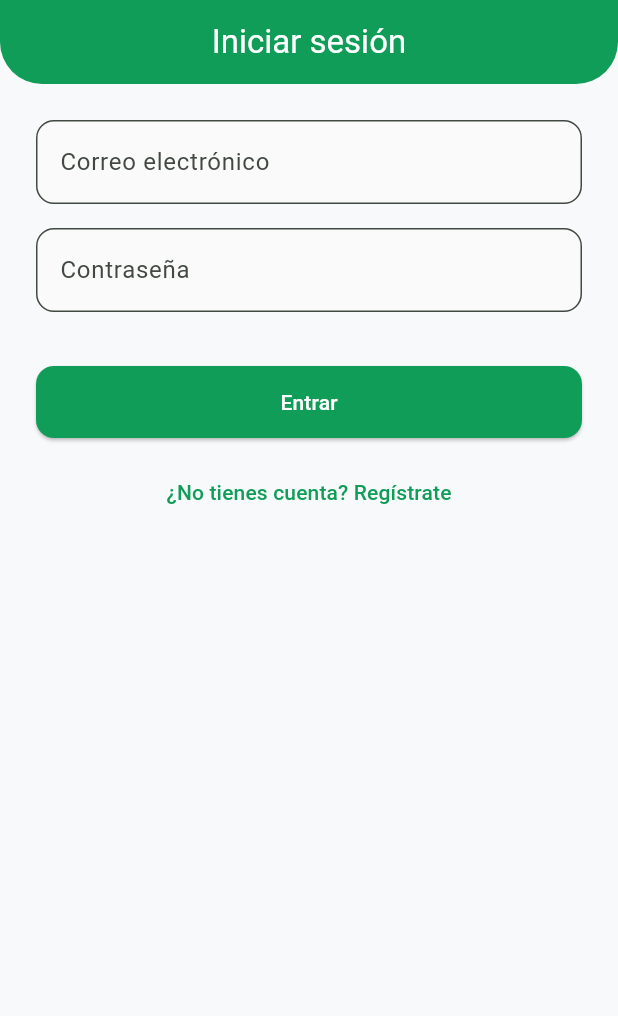
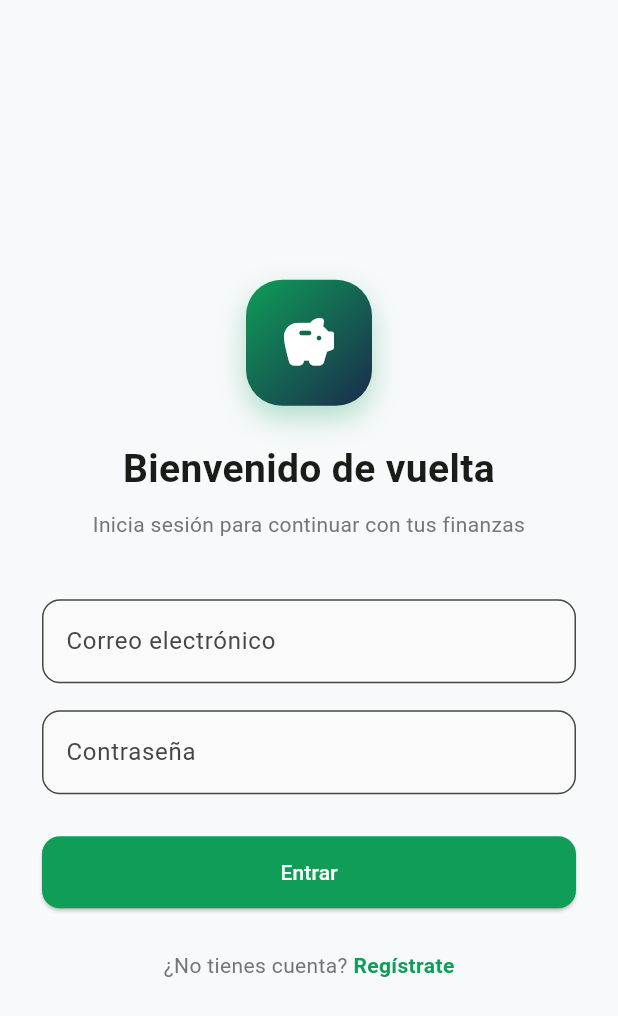
Before and after one commit to JuanMproyect/SaveFlow, a Flutter app: the screen it shows after launch, on a phone screen of 412 x 824 dp. Shown: the top 1016 px of the screen. Run offline on Flutter 3.47's test engine with Material 3 defaults, Android fonts, the phone set to English and light mode, and no system bars; our stand-ins replace cloud_firestore, firebase_auth, firebase_core, fl_chart; accounts and stored records are empty.

Commit message:
Mejorar pantalla de inicio de sesión con nuevo diseño y manejo de errores

```diff
--- a/lib/screens/auth/login_screen.dart
+++ b/lib/screens/auth/login_screen.dart
@@ -1,5 +1,6 @@
 import 'package:flutter/material.dart';
 import '../../services/auth_service.dart';
+import '../../ux/theme.dart';
 import '../../ux/widgets/custom_button.dart';
 import '../../ux/widgets/custom_input.dart';
 import 'register_screen.dart';
@@ -34,34 +35,99 @@ class _EstadoPantallaInicioSesion extends State<PantallaInicioSesion> {
       contrasena: _controladorContrasena.text.trim(),
     );
 
+    if (!mounted) return;
+
     setState(() => _cargando = false);
 
-    if (error != null) {
+    if (error != null && mounted) {
       setState(() => _mensajeError = error);
     }
-    // No navegamos manualmente: el StreamBuilder en main.dart
-    // detecta el cambio de sesión y muestra el Dashboard automáticamente.
+  }
+
+  @override
+  void dispose() {
+    _controladorCorreo.dispose();
+    _controladorContrasena.dispose();
+    super.dispose();
   }
 
   @override
   Widget build(BuildContext contexto) {
     return Scaffold(
-      appBar: AppBar(title: const Text('Iniciar sesión')),
-      body: Padding(
-        padding: const EdgeInsets.all(24.0),
-        child: Form(
+      resizeToAvoidBottomInset: true,
+      body: SafeArea(
+        child: Center(
+          child: SingleChildScrollView(
+            padding: const EdgeInsets.symmetric(horizontal: 28),
+            child: ConstrainedBox(
+              constraints: const BoxConstraints(maxWidth: 420),
+              child: Column(
+                mainAxisAlignment: MainAxisAlignment.center,
+                crossAxisAlignment: CrossAxisAlignment.stretch,
+                children: [
+                  const SizedBox(height: 40),
+
+                  // ── Encabezado con ícono ───────────────────────────
+                  Center(
+                    child: Container(
+                      width: 84,
+                      height: 84,
+                      decoration: BoxDecoration(
+                        gradient: const LinearGradient(
+                          begin: Alignment.topLeft,
+                          end: Alignment.bottomRight,
+                          colors: [
+                            TemaSaveFlow.verdeEsmeralda,
+                            TemaSaveFlow.azulMarino,
+                          ],
+                        ),
+                        borderRadius: BorderRadius.circular(24),
+                        boxShadow: [
+                          BoxShadow(
+                            color: TemaSaveFlow.verdeEsmeralda.withOpacity(0.3),
+                            blurRadius: 16,
+                            offset: const Offset(0, 8),
+                          ),
+                        ],
+                      ),
+                      child: const Icon(
+                        Icons.savings_rounded,
+                        color: Colors.white,
+                        size: 40,
+                      ),
+                    ),
+                  ),
+                  const SizedBox(height: 24),
+
+                  const Text(
+                    'Bienvenido de vuelta',
+                    textAlign: TextAlign.center,
+                    style: TextStyle(fontSize: 26, fontWeight: FontWeight.bold),
+                  ),
+                  const SizedBox(height: 8),
+                  Text(
+                    'Inicia sesión para continuar con tus finanzas',
+                    textAlign: TextAlign.center,
+                    style: TextStyle(fontSize: 14, color: Colors.grey.shade600),
+                  ),
+                  const SizedBox(height: 40),
+
+                  // ── Formulario ──────────────────────────────────────
+                  Form(
                     key: _llaveFormulario,
-          child: ListView(
+                    child: Column(
+                      crossAxisAlignment: CrossAxisAlignment.stretch,
                       children: [
                         CampoTexto(
                           controlador: _controladorCorreo,
                           etiqueta: 'Correo electrónico',
                           tipoTeclado: TextInputType.emailAddress,
-                validador: (valor) => valor == null || !valor.contains('@')
+                          validador: (valor) =>
+                              valor == null || !valor.contains('@')
                               ? 'Correo inválido'
                               : null,
                         ),
-              const SizedBox(height: 16),
+                        const SizedBox(height: 18),
                         CampoTexto(
                           controlador: _controladorContrasena,
                           etiqueta: 'Contraseña',
@@ -70,26 +136,79 @@ class _EstadoPantallaInicioSesion extends State<PantallaInicioSesion> {
                               ? 'Ingresa tu contraseña'
                               : null,
                         ),
-              const SizedBox(height: 24),
-              if (_mensajeError != null)
-                Text(_mensajeError!, style: const TextStyle(color: Colors.red)),
-              const SizedBox(height: 12),
+
+                        if (_mensajeError != null) ...[
+                          const SizedBox(height: 16),
+                          Container(
+                            padding: const EdgeInsets.symmetric(
+                              horizontal: 14,
+                              vertical: 10,
+                            ),
+                            decoration: BoxDecoration(
+                              color: Colors.red.shade50,
+                              borderRadius: BorderRadius.circular(10),
+                            ),
+                            child: Row(
+                              children: [
+                                const Icon(
+                                  Icons.error_outline,
+                                  color: Colors.red,
+                                  size: 18,
+                                ),
+                                const SizedBox(width: 8),
+                                Expanded(
+                                  child: Text(
+                                    _mensajeError!,
+                                    style: const TextStyle(
+                                      color: Colors.red,
+                                      fontSize: 13,
+                                    ),
+                                  ),
+                                ),
+                              ],
+                            ),
+                          ),
+                        ],
+
+                        const SizedBox(height: 28),
                         BotonPrincipal(
                           cargando: _cargando,
                           texto: 'Entrar',
                           alPresionar: _manejarInicioSesion,
                         ),
-              const SizedBox(height: 12),
-              TextButton(
-                onPressed: () => Navigator.push(
+                      ],
+                    ),
+                  ),
+
+                  const SizedBox(height: 28),
+                  Row(
+                    mainAxisAlignment: MainAxisAlignment.center,
+                    children: [
+                      Text(
+                        '¿No tienes cuenta? ',
+                        style: TextStyle(color: Colors.grey.shade600),
+                      ),
+                      GestureDetector(
+                        onTap: () => Navigator.push(
                           contexto,
                           MaterialPageRoute(
                             builder: (contexto) => const PantallaRegistro(),
                           ),
                         ),
-                child: const Text('¿No tienes cuenta? Regístrate'),
+                        child: const Text(
+                          'Regístrate',
+                          style: TextStyle(
+                            color: TemaSaveFlow.verdeEsmeralda,
+                            fontWeight: FontWeight.bold,
+                          ),
+                        ),
                       ),
                     ],
+                  ),
+                  const SizedBox(height: 24),
+                ],
+              ),
+            ),
           ),
         ),
       ),
```
Lines whose indentation alone changed are shown as unchanged.
